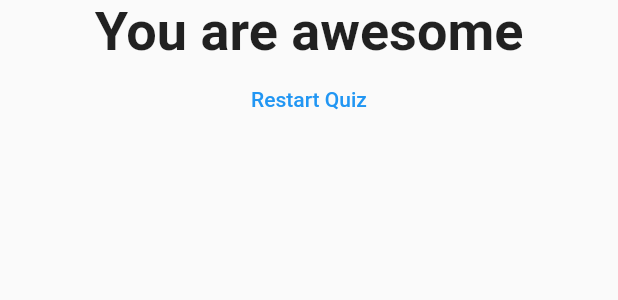
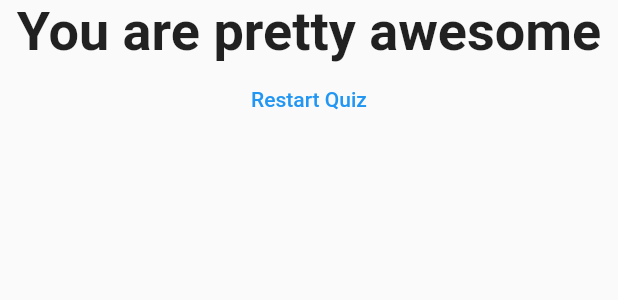
Before and after one commit to bigbenyayi/FlutterQuizzy, a Flutter app: the Result widget shown alone on an empty page, opened directly with empty values, on a phone screen of 412 x 824 dp. Shown: the top 300 px of the screen. Run offline on Flutter 3.47's test engine with Material 2 defaults, Android fonts, the phone set to English and light mode, and no system bars.

Commit message:
final commit

```diff
--- a/lib/result.dart
+++ b/lib/result.dart
@@ -9,7 +9,7 @@ class Result extends StatelessWidget {
   String get resultPhrase {
     var resultText;
     if (resultScore <= 9) {
-      resultText = 'You are awesome';
+      resultText = 'You are pretty awesome';
     } else if (resultScore <= 12) {
       resultText = 'You are alright';
     } else if (resultScore <= 16) {
```
